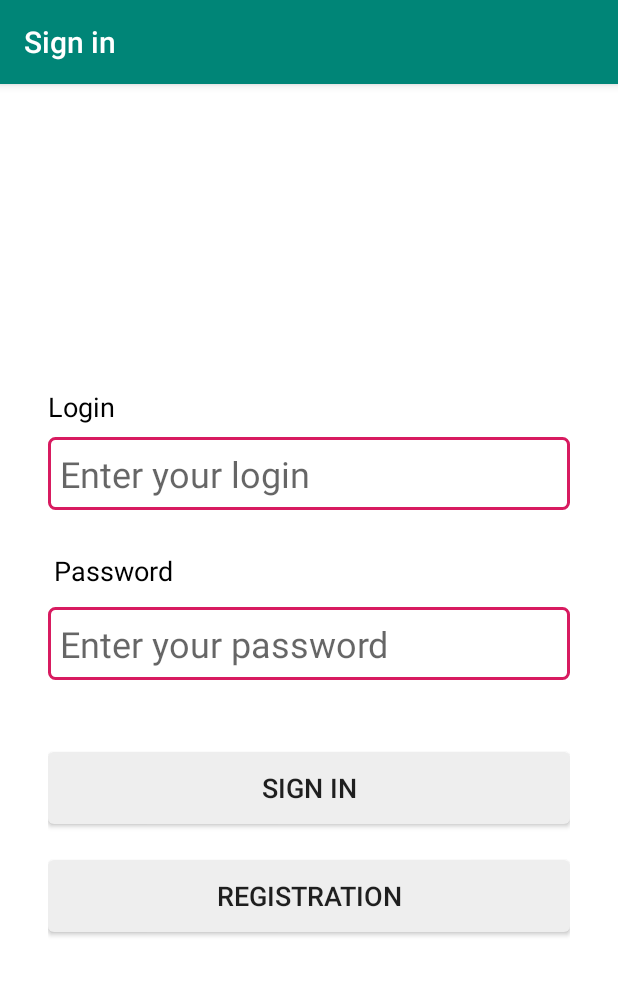
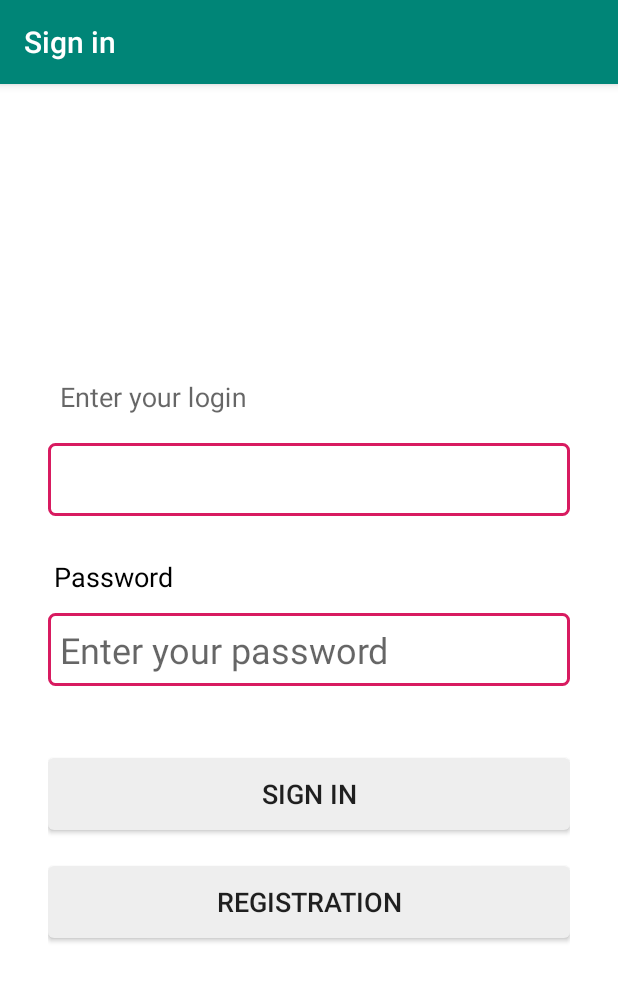
Before and after one commit to denis-luttcev/bkt_homeworks_mobile_auth_android_client, an Android app: the SignInActivity screen opened directly, with no data from a screen before it, on a phone screen of 412 x 824 dp. Shown: the top 981 px of the screen. Run offline under Robolectric (Android 15) with nearby library versions, the phone set to English and light mode, and no system bars.

Commit message:
Migration to TextInputLayout started

```diff
--- a/app/build.gradle
+++ b/app/build.gradle
@@ -42,6 +42,7 @@ android {
 }
 
 dependencies {
+    implementation 'com.google.android.material:material:1.3.0-alpha04'
     implementation 'androidx.appcompat:appcompat:1.2.0'
     implementation 'androidx.core:core-ktx:1.3.2'
     implementation 'androidx.constraintlayout:constraintlayout:2.0.4'
--- a/app/src/main/java/ru/z8/louttsev/bkt_homeworks_mobile_auth_android_client/SignInActivity.kt
+++ b/app/src/main/java/ru/z8/louttsev/bkt_homeworks_mobile_auth_android_client/SignInActivity.kt
@@ -67,7 +67,7 @@ class SignInActivity : AppCompatActivity() {
     }
 
     private fun clearFields() {
-        mBinding.loginEdt.text.clear()
+        mBinding.loginEdt.text?.clear()
         mBinding.passwordEdt.text.clear()
     }
 
--- /dev/null
+++ b/app/src/main/res/drawable/rounded_inputtext_field.xml
@@ -0,0 +1,12 @@
+<?xml version="1.0" encoding="utf-8"?>
+<layer-list xmlns:android="http://schemas.android.com/apk/res/android">
+    <item android:top="24dp">
+        <shape>
+            <solid android:color="@color/colorSecondaryBackground" />
+            <stroke
+                android:color="@color/colorAccent"
+                android:width="2dp"/>
+            <corners android:radius="4dp" />
+        </shape>
+    </item>
+</layer-list>
--- a/app/src/main/res/layout/activity_sign_in.xml
+++ b/app/src/main/res/layout/activity_sign_in.xml
@@ -6,35 +6,31 @@
     android:background="@color/colorSecondaryBackground"
     android:padding="32dp">
 
-    <TextView
-        android:id="@+id/loginLabel"
-        android:layout_width="wrap_content"
-        android:layout_height="wrap_content"
-        android:text="@string/login_label"
-        android:textColor="@color/colorPrimaryText"
-        android:textSize="18sp"
-        app:layout_constraintBottom_toTopOf="@+id/loginEdt"
-        app:layout_constraintStart_toStartOf="@+id/loginEdt"
-        app:layout_constraintTop_toTopOf="parent"
-        app:layout_constraintVertical_chainStyle="packed" />
-
-    <EditText
-        android:id="@+id/loginEdt"
+    <com.google.android.material.textfield.TextInputLayout
+        android:id="@+id/loginLayout"
         android:layout_width="0dp"
         android:layout_height="wrap_content"
-        android:layout_marginTop="8dp"
-        android:background="@drawable/rounded_field"
-        android:ems="10"
         android:hint="@string/login_hint"
-        android:inputType="textShortMessage"
-        android:padding="8dp"
-        android:textSize="24sp"
+        app:hintTextAppearance="@style/TextAppearance.AppCompat.Medium"
         app:layout_constraintBottom_toTopOf="@+id/passwordLabel"
         app:layout_constraintEnd_toEndOf="parent"
         app:layout_constraintHorizontal_bias="0.5"
         app:layout_constraintStart_toStartOf="parent"
-        app:layout_constraintTop_toBottomOf="@+id/loginLabel"
-        app:layout_constraintVertical_chainStyle="packed" />
+        app:layout_constraintTop_toTopOf="parent"
+        app:layout_constraintVertical_chainStyle="packed">
+
+        <com.google.android.material.textfield.TextInputEditText
+            android:id="@+id/loginEdt"
+            android:layout_width="match_parent"
+            android:layout_height="wrap_content"
+            android:background="@drawable/rounded_inputtext_field"
+            android:inputType="textShortMessage"
+            android:paddingStart="8dp"
+            android:paddingTop="32dp"
+            android:paddingEnd="8dp"
+            android:paddingBottom="8dp"
+            android:textSize="24sp" />
+    </com.google.android.material.textfield.TextInputLayout>
 
     <TextView
         android:id="@+id/passwordLabel"
@@ -47,7 +43,7 @@
         android:textSize="18sp"
         app:layout_constraintBottom_toTopOf="@+id/passwordEdt"
         app:layout_constraintStart_toStartOf="@+id/passwordEdt"
-        app:layout_constraintTop_toBottomOf="@+id/loginEdt"
+        app:layout_constraintTop_toBottomOf="@+id/loginLayout"
         app:layout_constraintVertical_chainStyle="packed" />
 
     <EditText
@@ -62,9 +58,9 @@
         android:padding="8dp"
         android:textSize="24sp"
         app:layout_constraintBottom_toTopOf="@+id/signInBtn"
-        app:layout_constraintEnd_toEndOf="@+id/loginEdt"
+        app:layout_constraintEnd_toEndOf="@+id/loginLayout"
         app:layout_constraintHorizontal_bias="0.5"
-        app:layout_constraintStart_toStartOf="@+id/loginEdt"
+        app:layout_constraintStart_toStartOf="@+id/loginLayout"
         app:layout_constraintTop_toBottomOf="@+id/passwordLabel"
         app:layout_constraintVertical_chainStyle="packed" />
 
```
